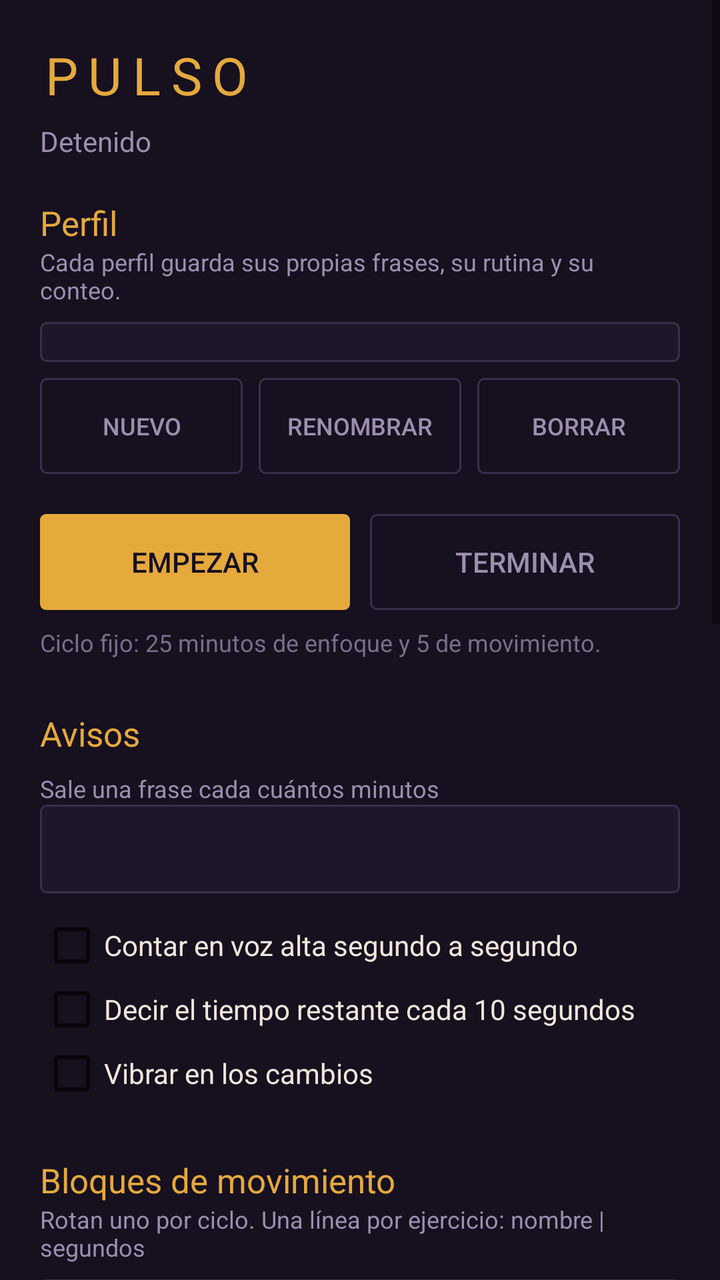
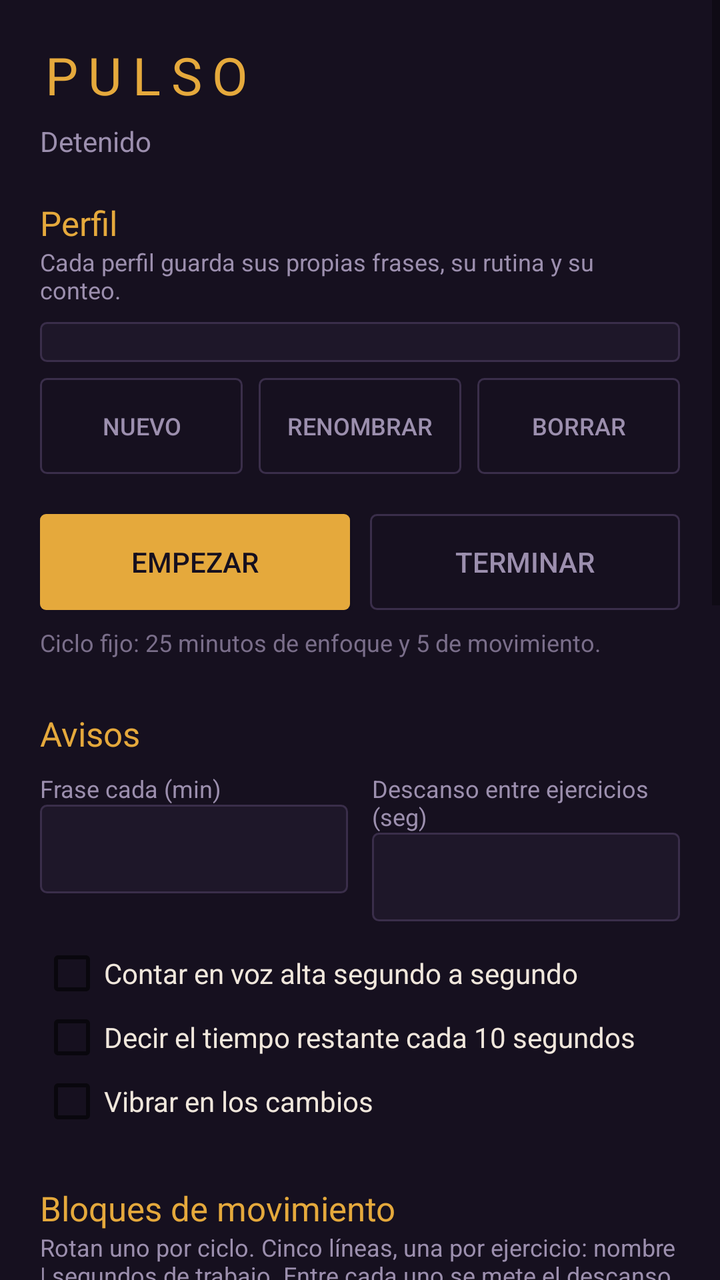

Compare the two renders of this Android layout. The source of the first and the diff that turns it into the second are given below.
<!-- AndroidManifest.xml: application theme Theme.Pulso -->
<!-- res/layout/activity_main.xml -->
<?xml version="1.0" encoding="utf-8"?>
<ScrollView xmlns:android="http://schemas.android.com/apk/res/android"
    android:layout_width="match_parent"
    android:layout_height="match_parent"
    android:background="#16101F"
    android:fillViewport="true">

    <LinearLayout
        android:layout_width="match_parent"
        android:layout_height="wrap_content"
        android:orientation="vertical"
        android:padding="20dp">

        <TextView
            android:layout_width="wrap_content"
            android:layout_height="wrap_content"
            android:text="PULSO"
            android:textColor="#E5A93C"
            android:textSize="26sp"
            android:letterSpacing="0.2" />

        <TextView
            android:id="@+id/txtEstado"
            android:layout_width="match_parent"
            android:layout_height="wrap_content"
            android:layout_marginTop="6dp"
            android:text="Detenido"
            android:textColor="#9C8FAE"
            android:textSize="14sp" />

        

        <TextView
            android:layout_width="wrap_content"
            android:layout_height="wrap_content"
            android:layout_marginTop="20dp"
            android:text="Perfil"
            android:textColor="#E5A93C"
            android:textSize="17sp" />

        <TextView
            android:layout_width="match_parent"
            android:layout_height="wrap_content"
            android:text="Cada perfil guarda sus propias frases, su rutina y su conteo."
            android:textColor="#9C8FAE"
            android:textSize="12sp" />

        <Spinner
            android:id="@+id/spPerfil"
            android:layout_width="match_parent"
            android:layout_height="wrap_content"
            android:layout_marginTop="8dp"
            android:background="@drawable/fondo_campo"
            android:padding="10dp" />

        <LinearLayout
            android:layout_width="match_parent"
            android:layout_height="wrap_content"
            android:layout_marginTop="8dp"
            android:orientation="horizontal">

            <Button
                android:id="@+id/btnNuevoPerfil"
                android:layout_width="0dp"
                android:layout_weight="1"
                android:layout_height="wrap_content"
                android:background="@drawable/fondo_boton_hueco"
                android:text="Nuevo"
                android:textColor="#9C8FAE"
                android:textSize="12sp" />

            <Space android:layout_width="8dp" android:layout_height="1dp" />

            <Button
                android:id="@+id/btnRenombrarPerfil"
                android:layout_width="0dp"
                android:layout_weight="1"
                android:layout_height="wrap_content"
                android:background="@drawable/fondo_boton_hueco"
                android:text="Renombrar"
                android:textColor="#9C8FAE"
                android:textSize="12sp" />

            <Space android:layout_width="8dp" android:layout_height="1dp" />

            <Button
                android:id="@+id/btnBorrarPerfil"
                android:layout_width="0dp"
                android:layout_weight="1"
                android:layout_height="wrap_content"
                android:background="@drawable/fondo_boton_hueco"
                android:text="Borrar"
                android:textColor="#9C8FAE"
                android:textSize="12sp" />
        </LinearLayout>

        

        <LinearLayout
            android:layout_width="match_parent"
            android:layout_height="wrap_content"
            android:layout_marginTop="20dp"
            android:orientation="horizontal">

            <Button
                android:id="@+id/btnEmpezar"
                android:layout_width="0dp"
                android:layout_weight="1"
                android:layout_height="wrap_content"
                android:background="@drawable/fondo_boton"
                android:text="Empezar"
                android:textColor="#16101F" />

            <Space android:layout_width="10dp" android:layout_height="1dp" />

            <Button
                android:id="@+id/btnTerminar"
                android:layout_width="0dp"
                android:layout_weight="1"
                android:layout_height="wrap_content"
                android:background="@drawable/fondo_boton_hueco"
                android:text="Terminar"
                android:textColor="#9C8FAE" />
        </LinearLayout>

        <TextView
            android:layout_width="match_parent"
            android:layout_height="wrap_content"
            android:layout_marginTop="8dp"
            android:text="Ciclo fijo: 25 minutos de enfoque y 5 de movimiento."
            android:textColor="#7A6E8A"
            android:textSize="12sp" />

        

        <TextView
            android:layout_width="wrap_content"
            android:layout_height="wrap_content"
            android:layout_marginTop="26dp"
            android:text="Avisos"
            android:textColor="#E5A93C"
            android:textSize="17sp" />

        <TextView
            android:layout_width="wrap_content"
            android:layout_height="wrap_content"
            android:layout_marginTop="8dp"
            android:text="Sale una frase cada cuántos minutos"
            android:textColor="#9C8FAE"
            android:textSize="12sp" />

        <EditText
            android:id="@+id/edAviso"
            android:layout_width="match_parent"
            android:layout_height="wrap_content"
            android:background="@drawable/fondo_campo"
            android:inputType="number"
            android:padding="10dp"
            android:textColor="#F0E7DC" />

        <CheckBox
            android:id="@+id/chkSegundo"
            android:layout_width="match_parent"
            android:layout_height="wrap_content"
            android:layout_marginTop="10dp"
            android:text="Contar en voz alta segundo a segundo"
            android:textColor="#F0E7DC" />

        <CheckBox
            android:id="@+id/chkDiez"
            android:layout_width="match_parent"
            android:layout_height="wrap_content"
            android:text="Decir el tiempo restante cada 10 segundos"
            android:textColor="#F0E7DC" />

        <CheckBox
            android:id="@+id/chkVibrar"
            android:layout_width="match_parent"
            android:layout_height="wrap_content"
            android:text="Vibrar en los cambios"
            android:textColor="#F0E7DC" />

        

        <TextView
            android:layout_width="wrap_content"
            android:layout_height="wrap_content"
            android:layout_marginTop="26dp"
            android:text="Bloques de movimiento"
            android:textColor="#E5A93C"
            android:textSize="17sp" />

        <TextView
            android:layout_width="match_parent"
            android:layout_height="wrap_content"
            android:text="Rotan uno por ciclo. Una línea por ejercicio: nombre | segundos"
            android:textColor="#9C8FAE"
            android:textSize="12sp" />

        <Button
            android:id="@+id/btnRutina"
            android:layout_width="match_parent"
            android:layout_height="wrap_content"
            android:layout_marginTop="8dp"
            android:layout_marginBottom="10dp"
            android:background="@drawable/fondo_boton_hueco"
            android:text="Elegir una rutina lista"
            android:textColor="#58C0A0"
            android:textSize="12sp" />

        <LinearLayout
            android:id="@+id/listaBloques"
            android:layout_width="match_parent"
            android:layout_height="wrap_content"
            android:orientation="vertical" />

        

        <TextView
            android:layout_width="wrap_content"
            android:layout_height="wrap_content"
            android:layout_marginTop="26dp"
            android:text="Frases"
            android:textColor="#E5A93C"
            android:textSize="17sp" />

        <TextView
            android:layout_width="match_parent"
            android:layout_height="wrap_content"
            android:text="Si le pones un audio tuyo, se escucha tu voz en lugar de la del teléfono."
            android:textColor="#9C8FAE"
            android:textSize="12sp" />

        <Button
            android:id="@+id/btnPaquete"
            android:layout_width="match_parent"
            android:layout_height="wrap_content"
            android:layout_marginTop="8dp"
            android:layout_marginBottom="10dp"
            android:background="@drawable/fondo_boton_hueco"
            android:text="Elegir un paquete de frases"
            android:textColor="#58C0A0"
            android:textSize="12sp" />

        <LinearLayout
            android:id="@+id/listaFrases"
            android:layout_width="match_parent"
            android:layout_height="wrap_content"
            android:orientation="vertical" />

        <LinearLayout
            android:layout_width="match_parent"
            android:layout_height="wrap_content"
            android:layout_marginTop="12dp"
            android:orientation="horizontal">

            <Button
                android:id="@+id/btnGuardarLista"
                android:layout_width="0dp"
                android:layout_weight="1"
                android:layout_height="wrap_content"
                android:background="@drawable/fondo_boton_hueco"
                android:text="Guardar esta lista"
                android:textColor="#E5A93C"
                android:textSize="11sp" />

            <Space android:layout_width="8dp" android:layout_height="1dp" />

            <Button
                android:id="@+id/btnCargarLista"
                android:layout_width="0dp"
                android:layout_weight="1"
                android:layout_height="wrap_content"
                android:background="@drawable/fondo_boton_hueco"
                android:text="Mis listas"
                android:textColor="#E5A93C"
                android:textSize="11sp" />
        </LinearLayout>

        <Button
            android:id="@+id/btnAgregarFrase"
            android:layout_width="wrap_content"
            android:layout_height="wrap_content"
            android:layout_marginTop="6dp"
            android:background="@drawable/fondo_boton_hueco"
            android:text="+ Agregar frase"
            android:textColor="#9C8FAE"
            android:textSize="12sp" />

        

        <TextView
            android:layout_width="wrap_content"
            android:layout_height="wrap_content"
            android:layout_marginTop="26dp"
            android:text="Repeticiones de hoy"
            android:textColor="#E5A93C"
            android:textSize="17sp" />

        <TextView
            android:id="@+id/txtDesglose"
            android:layout_width="match_parent"
            android:layout_height="wrap_content"
            android:layout_marginTop="6dp"
            android:text="Todavía nada hoy."
            android:textColor="#9C8FAE"
            android:textSize="13sp" />

        <Button
            android:id="@+id/btnBorrarHoy"
            android:layout_width="wrap_content"
            android:layout_height="wrap_content"
            android:layout_marginTop="8dp"
            android:background="@drawable/fondo_boton_hueco"
            android:text="Reiniciar conteo de hoy"
            android:textColor="#9C8FAE"
            android:textSize="12sp" />

        

        <TextView
            android:layout_width="wrap_content"
            android:layout_height="wrap_content"
            android:layout_marginTop="26dp"
            android:text="Permisos"
            android:textColor="#E5A93C"
            android:textSize="17sp" />

        <Button
            android:id="@+id/btnBateria"
            android:layout_width="match_parent"
            android:layout_height="wrap_content"
            android:layout_marginTop="8dp"
            android:background="@drawable/fondo_boton_hueco"
            android:text="Quitar la optimización de batería"
            android:textColor="#9C8FAE"
            android:textSize="12sp" />

        <Button
            android:id="@+id/btnGuardar"
            android:layout_width="match_parent"
            android:layout_height="wrap_content"
            android:layout_marginTop="24dp"
            android:layout_marginBottom="30dp"
            android:background="@drawable/fondo_boton"
            android:text="Guardar cambios"
            android:textColor="#16101F" />
    </LinearLayout>
</ScrollView>
<!-- resources referenced by this layout -->
<resources>
  <!-- drawable fondo_boton (drawable) -->
  <shape xmlns:android="http://schemas.android.com/apk/res/android" android:shape="rectangle">
      <solid android:color="#E5A93C" />
      <corners android:radius="3dp" />
  </shape>
  <!-- drawable fondo_boton_hueco (drawable) -->
  <shape xmlns:android="http://schemas.android.com/apk/res/android" android:shape="rectangle">
      <solid android:color="#00000000" />
      <stroke android:width="1dp" android:color="#3A2E4A" />
      <corners android:radius="3dp" />
  </shape>
  <!-- drawable fondo_campo (drawable) -->
  <shape xmlns:android="http://schemas.android.com/apk/res/android" android:shape="rectangle">
      <solid android:color="#1E1729" />
      <stroke android:width="1dp" android:color="#3A2E4A" />
      <corners android:radius="3dp" />
  </shape>
  <style name="Theme.Pulso" parent="Theme.AppCompat.DayNight.NoActionBar">
          <item name="android:colorBackground">#16101F</item>
          <item name="android:textColor">#F0E7DC</item>
          <item name="android:textColorHint">#7A6E8A</item>
          <item name="colorAccent">#E5A93C</item>
      </style>
</resources>

<!-- the commit's change to res/layout/activity_main.xml (unified diff, before → after) -->
@@ -141,22 +141,60 @@
             android:textColor="#E5A93C"
             android:textSize="17sp" />
 
-        <TextView
-            android:layout_width="wrap_content"
-            android:layout_height="wrap_content"
-            android:layout_marginTop="8dp"
-            android:text="Sale una frase cada cuántos minutos"
-            android:textColor="#9C8FAE"
-            android:textSize="12sp" />
-
-        <EditText
-            android:id="@+id/edAviso"
-            android:layout_width="match_parent"
-            android:layout_height="wrap_content"
-            android:background="@drawable/fondo_campo"
-            android:inputType="number"
-            android:padding="10dp"
-            android:textColor="#F0E7DC" />
+        <LinearLayout
+            android:layout_width="match_parent"
+            android:layout_height="wrap_content"
+            android:layout_marginTop="8dp"
+            android:orientation="horizontal">
+
+            <LinearLayout
+                android:layout_width="0dp"
+                android:layout_weight="1"
+                android:layout_height="wrap_content"
+                android:orientation="vertical">
+
+                <TextView
+                    android:layout_width="wrap_content"
+                    android:layout_height="wrap_content"
+                    android:text="Frase cada (min)"
+                    android:textColor="#9C8FAE"
+                    android:textSize="12sp" />
+
+                <EditText
+                    android:id="@+id/edAviso"
+                    android:layout_width="match_parent"
+                    android:layout_height="wrap_content"
+                    android:background="@drawable/fondo_campo"
+                    android:inputType="number"
+                    android:padding="10dp"
+                    android:textColor="#F0E7DC" />
+            </LinearLayout>
+
+            <Space android:layout_width="12dp" android:layout_height="1dp" />
+
+            <LinearLayout
+                android:layout_width="0dp"
+                android:layout_weight="1"
+                android:layout_height="wrap_content"
+                android:orientation="vertical">
+
+                <TextView
+                    android:layout_width="wrap_content"
+                    android:layout_height="wrap_content"
+                    android:text="Descanso entre ejercicios (seg)"
+                    android:textColor="#9C8FAE"
+                    android:textSize="12sp" />
+
+                <EditText
+                    android:id="@+id/edDescanso"
+                    android:layout_width="match_parent"
+                    android:layout_height="wrap_content"
+                    android:background="@drawable/fondo_campo"
+                    android:inputType="number"
+                    android:padding="10dp"
+                    android:textColor="#F0E7DC" />
+            </LinearLayout>
+        </LinearLayout>
 
         <CheckBox
             android:id="@+id/chkSegundo"
@@ -193,7 +231,7 @@
         <TextView
             android:layout_width="match_parent"
             android:layout_height="wrap_content"
-            android:text="Rotan uno por ciclo. Una línea por ejercicio: nombre | segundos"
+            android:text="Rotan uno por ciclo. Cinco líneas, una por ejercicio: nombre | segundos de trabajo. Entre cada uno se mete el descanso que pusiste arriba, y la app te avisa cuál sigue mientras descansas."
             android:textColor="#9C8FAE"
             android:textSize="12sp" />
 
